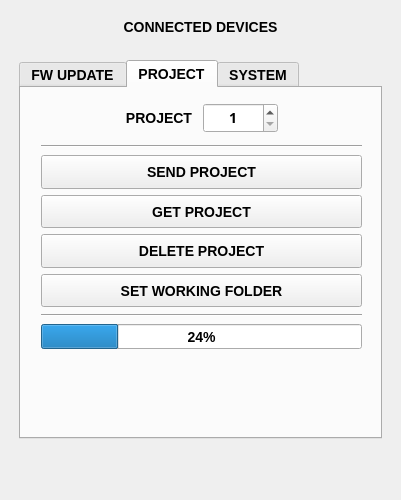
Qt form apps/oxi_desktop/mainwindow.ui (OXI-Instruments/OXI-Desktop) before a commit.
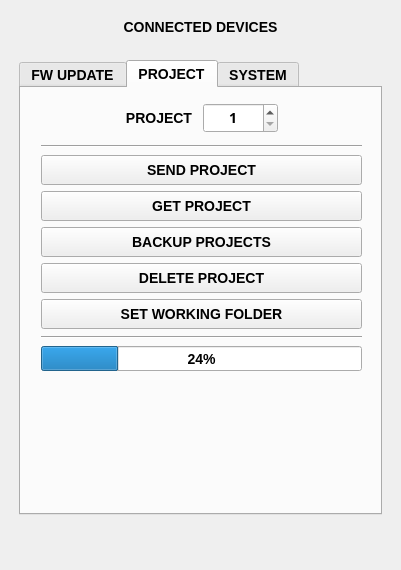
The same form after that commit. The open tabs and pages were chosen to show the change. Icons and pictures are not drawn.

```diff
--- a/apps/oxi_desktop/mainwindow.ui
+++ b/apps/oxi_desktop/mainwindow.ui
@@ -7,7 +7,7 @@
     <x>0</x>
     <y>0</y>
     <width>401</width>
-    <height>500</height>
+    <height>570</height>
    </rect>
   </property>
   <property name="windowTitle">
@@ -284,7 +284,7 @@
             <x>20</x>
             <y>10</y>
             <width>321</width>
-            <height>261</height>
+            <height>361</height>
            </rect>
           </property>
           <layout class="QVBoxLayout" name="verticalLayout_2">
@@ -443,6 +443,31 @@
              </property>
             </widget>
            </item>
+           <item>
+            <widget class="QPushButton" name="getAllProjectButton">
+             <property name="sizePolicy">
+              <sizepolicy hsizetype="Minimum" vsizetype="Fixed">
+               <horstretch>0</horstretch>
+               <verstretch>0</verstretch>
+              </sizepolicy>
+             </property>
+             <property name="minimumSize">
+              <size>
+               <width>0</width>
+               <height>30</height>
+              </size>
+             </property>
+             <property name="maximumSize">
+              <size>
+               <width>16777215</width>
+               <height>35</height>
+              </size>
+             </property>
+             <property name="text">
+              <string>BACKUP PROJECTS</string>
+             </property>
+            </widget>
+           </item>
            <item>
             <widget class="QPushButton" name="deleteProjectButton">
              <property name="sizePolicy">
@@ -471,7 +496,7 @@
            <item>
             <widget class="QPushButton" name="setWorkingFolderButton">
              <property name="sizePolicy">
-              <sizepolicy hsizetype="Minimum" vsizetype="Maximum">
+              <sizepolicy hsizetype="Minimum" vsizetype="Fixed">
                <horstretch>0</horstretch>
                <verstretch>0</verstretch>
               </sizepolicy>
@@ -534,6 +559,19 @@
              </property>
             </widget>
            </item>
+           <item>
+            <spacer name="verticalSpacer_4">
+             <property name="orientation">
+              <enum>Qt::Vertical</enum>
+             </property>
+             <property name="sizeHint" stdset="0">
+              <size>
+               <width>20</width>
+               <height>40</height>
+              </size>
+             </property>
+            </spacer>
+           </item>
           </layout>
          </widget>
         </widget>
@@ -664,7 +702,7 @@
         <property name="maximumSize">
          <size>
           <width>320</width>
-          <height>50</height>
+          <height>10</height>
          </size>
         </property>
         <property name="text">
```
